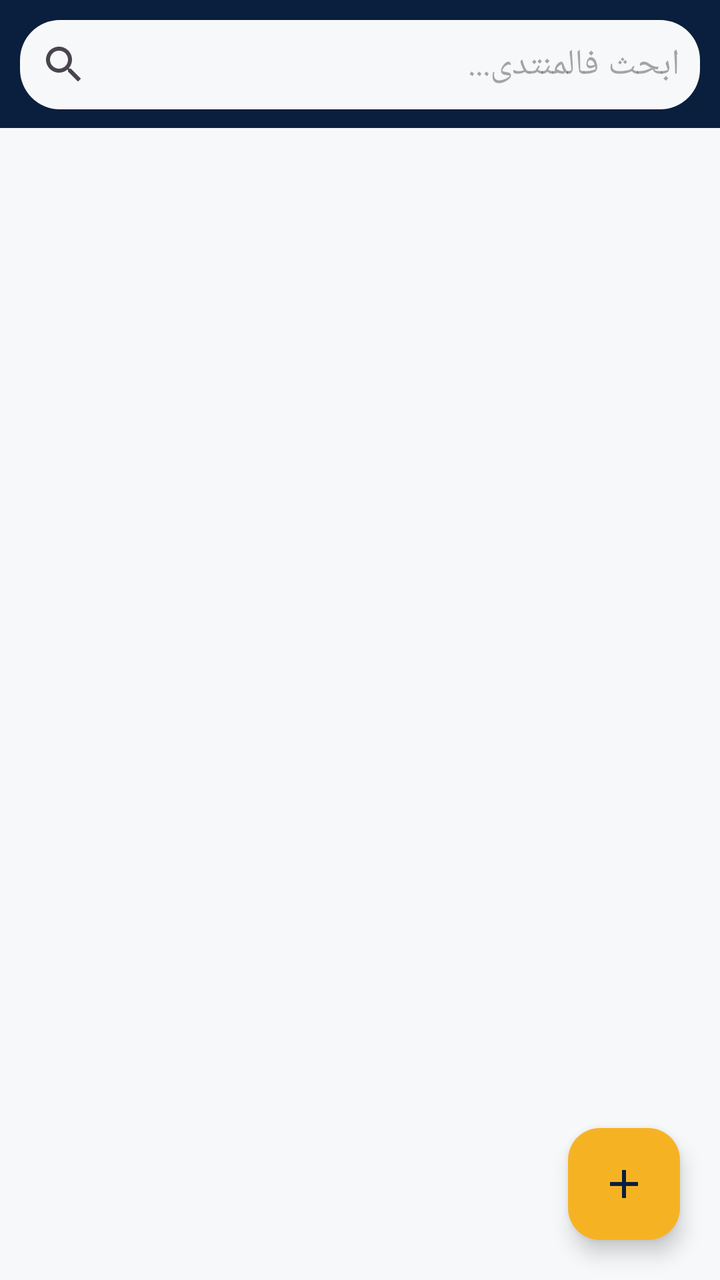
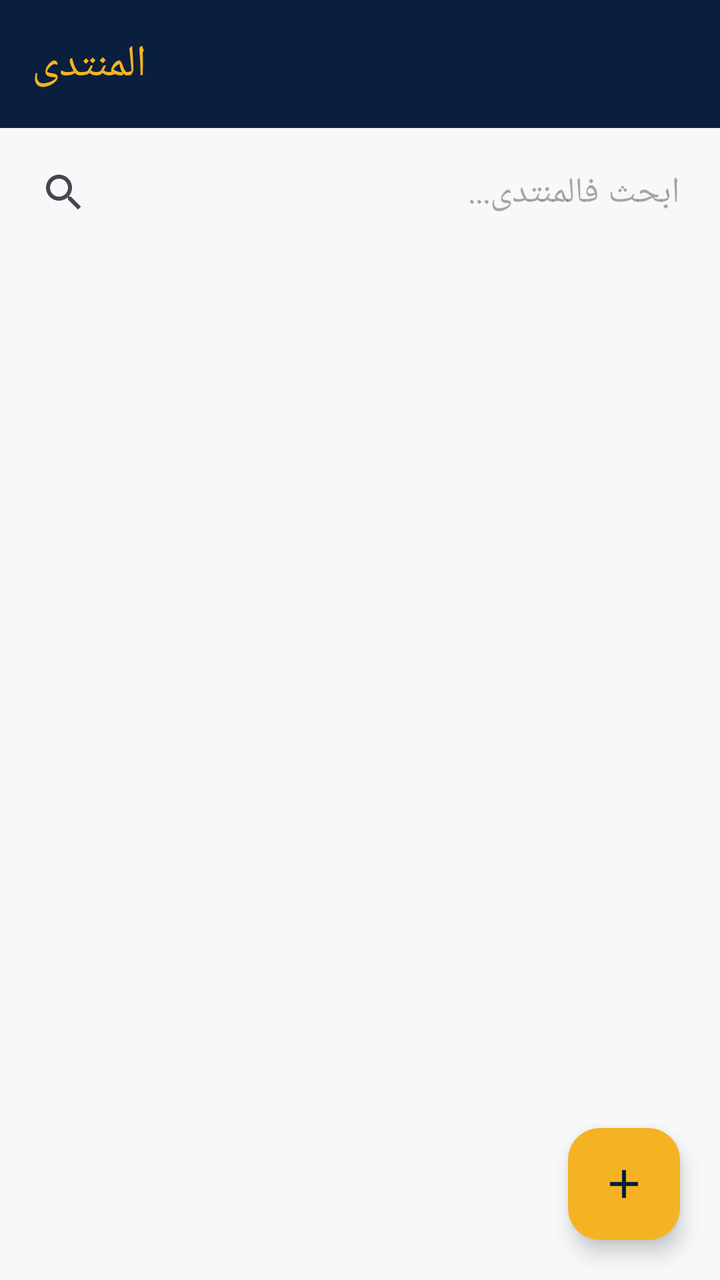

Before-and-after screenshots of an Android layout around one commit, followed by the original layout XML and the change that was made.
<!-- AndroidManifest.xml: application theme Theme.EtudiantsDroitMaroc -->
<!-- res/layout/fragment_forum.xml -->
<?xml version="1.0" encoding="utf-8"?>
<androidx.coordinatorlayout.widget.CoordinatorLayout xmlns:android="http://schemas.android.com/apk/res/android"
    xmlns:app="http://schemas.android.com/apk/res-auto"
    android:layout_width="match_parent"
    android:layout_height="match_parent"
    android:background="@color/off_white">

    <androidx.appcompat.widget.Toolbar
        android:id="@+id/toolbar"
        android:layout_width="match_parent"
        android:layout_height="?attr/actionBarSize"
        android:background="@color/navy_dark"
        app:title="@string/nav_forum"
        app:titleTextColor="@color/gold" />

    <com.google.android.material.textfield.TextInputEditText
        android:id="@+id/etSearch"
        android:layout_width="match_parent"
        android:layout_height="wrap_content"
        android:layout_marginTop="?attr/actionBarSize"
        android:layout_margin="10dp"
        android:hint="ابحث فالمنتدى..."
        android:drawableStart="@drawable/ic_search"
        android:drawablePadding="8dp"
        android:padding="10dp"
        android:background="@drawable/bg_input_field" />

    <androidx.recyclerview.widget.RecyclerView
        android:id="@+id/rvPosts"
        android:layout_width="match_parent"
        android:layout_height="match_parent"
        android:layout_marginTop="128dp"
        android:padding="8dp" />

    <com.google.android.material.floatingactionbutton.FloatingActionButton
        android:id="@+id/fabNewPost"
        android:layout_width="wrap_content"
        android:layout_height="wrap_content"
        android:layout_gravity="bottom|end"
        android:layout_margin="20dp"
        android:src="@drawable/ic_add"
        app:backgroundTint="@color/gold"
        app:tint="@color/navy_dark" />

</androidx.coordinatorlayout.widget.CoordinatorLayout>
<!-- resources referenced by this layout -->
<resources>
  <color name="gold">#F5B324</color>
  <color name="navy_dark">#0A1F3D</color>
  <color name="off_white">#F7F8FA</color>
  <!-- drawable bg_input_field (drawable) -->
  <?xml version="1.0" encoding="utf-8"?>
  <shape xmlns:android="http://schemas.android.com/apk/res/android" android:shape="rectangle">
      <solid android:color="@color/off_white" />
      <corners android:radius="20dp" />
  </shape>
  <!-- drawable ic_add (drawable) -->
  <vector xmlns:android="http://schemas.android.com/apk/res/android"
      android:width="24dp" android:height="24dp" android:viewportWidth="24" android:viewportHeight="24">
      <path android:fillColor="#FF000000" android:pathData="M19,13h-6v6h-2v-6L5,13v-2h6L11,5h2v6h6z"/>
  </vector>
  <!-- drawable ic_search (drawable) -->
  <vector xmlns:android="http://schemas.android.com/apk/res/android"
      android:width="24dp"
      android:height="24dp"
      android:viewportWidth="24"
      android:viewportHeight="24"
      android:tint="?attr/colorControlNormal">
      <path
          android:fillColor="#FF000000"
          android:pathData="M15.5,14h-0.79l-0.28,-0.27C15.41,12.59 16,11.11 16,9.5 16,5.91 13.09,3 9.5,3S3,5.91 3,9.5 5.91,16 9.5,16c1.61,0 3.09,-0.59 4.23,-1.57l0.27,0.28v0.79l5,4.99L20.49,19l-4.99,-5zM9.5,14C7.01,14 5,11.99 5,9.5S7.01,5 9.5,5 14,7.01 14,9.5 11.99,14 9.5,14z" />
  </vector>
  <string name="nav_forum">المنتدى</string>
  <style name="Theme.EtudiantsDroitMaroc" parent="Theme.Material3.Light.NoActionBar">
          <item name="colorPrimary">@color/navy</item>
          <item name="colorPrimaryVariant">@color/navy_dark</item>
          <item name="colorSecondary">@color/gold</item>
          <item name="colorSecondaryVariant">@color/gold_light</item>
          <item name="android:statusBarColor">@color/navy_dark</item>
          <item name="android:windowBackground">@color/off_white</item>
          <item name="android:windowLightStatusBar" tools:targetApi="23">false</item>
      </style>
  <color name="navy">#12305C</color>
  <color name="gold_light">#FFD873</color>
</resources>

<!-- the commit's change to res/layout/fragment_forum.xml (unified diff, before → after) -->
@@ -1,8 +1,9 @@
 <?xml version="1.0" encoding="utf-8"?>
-<androidx.coordinatorlayout.widget.CoordinatorLayout xmlns:android="http://schemas.android.com/apk/res/android"
+<LinearLayout xmlns:android="http://schemas.android.com/apk/res/android"
     xmlns:app="http://schemas.android.com/apk/res-auto"
     android:layout_width="match_parent"
     android:layout_height="match_parent"
+    android:orientation="vertical"
     android:background="@color/off_white">
 
     <androidx.appcompat.widget.Toolbar
@@ -13,11 +14,15 @@
         app:title="@string/nav_forum"
         app:titleTextColor="@color/gold" />
 
+    <FrameLayout
+        android:id="@+id/bannerAdContainer"
+        android:layout_width="match_parent"
+        android:layout_height="wrap_content" />
+
     <com.google.android.material.textfield.TextInputEditText
         android:id="@+id/etSearch"
         android:layout_width="match_parent"
         android:layout_height="wrap_content"
-        android:layout_marginTop="?attr/actionBarSize"
         android:layout_margin="10dp"
         android:hint="ابحث فالمنتدى..."
         android:drawableStart="@drawable/ic_search"
@@ -25,21 +30,27 @@
         android:padding="10dp"
         android:background="@drawable/bg_input_field" />
 
-    <androidx.recyclerview.widget.RecyclerView
-        android:id="@+id/rvPosts"
+    <FrameLayout
         android:layout_width="match_parent"
-        android:layout_height="match_parent"
-        android:layout_marginTop="128dp"
-        android:padding="8dp" />
+        android:layout_height="0dp"
+        android:layout_weight="1">
 
-    <com.google.android.material.floatingactionbutton.FloatingActionButton
-        android:id="@+id/fabNewPost"
-        android:layout_width="wrap_content"
-        android:layout_height="wrap_content"
-        android:layout_gravity="bottom|end"
-        android:layout_margin="20dp"
-        android:src="@drawable/ic_add"
-        app:backgroundTint="@color/gold"
-        app:tint="@color/navy_dark" />
+        <androidx.recyclerview.widget.RecyclerView
+            android:id="@+id/rvPosts"
+            android:layout_width="match_parent"
+            android:layout_height="match_parent"
+            android:padding="8dp" />
 
-</androidx.coordinatorlayout.widget.CoordinatorLayout>
+        <com.google.android.material.floatingactionbutton.FloatingActionButton
+            android:id="@+id/fabNewPost"
+            android:layout_width="wrap_content"
+            android:layout_height="wrap_content"
+            android:layout_gravity="bottom|end"
+            android:layout_margin="20dp"
+            android:src="@drawable/ic_add"
+            app:backgroundTint="@color/gold"
+            app:tint="@color/navy_dark" />
+
+    </FrameLayout>
+
+</LinearLayout>
